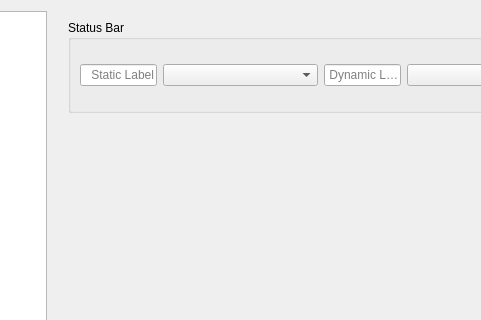
Above: dialog/preferences.ui from YtxCash/YTX before the change; both pictures show x 114 to 595 and y 0 to 320 of the 957 by 565 pixel window. Below: the same form after it.
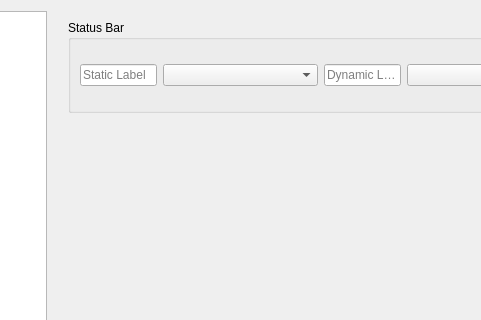
That is the form after the change. The open tabs and pages were chosen to show the change. Custom widgets are drawn as their Qt base class.

Commit message: 调整preference

Patch:
```diff
--- a/dialog/preferences.ui
+++ b/dialog/preferences.ui
@@ -343,9 +343,6 @@
               <verstretch>0</verstretch>
              </sizepolicy>
             </property>
-            <property name="alignment">
-             <set>Qt::AlignmentFlag::AlignRight|Qt::AlignmentFlag::AlignTrailing|Qt::AlignmentFlag::AlignVCenter</set>
-            </property>
             <property name="placeholderText">
              <string>Static Label</string>
             </property>
@@ -372,9 +369,6 @@
               <verstretch>0</verstretch>
              </sizepolicy>
             </property>
-            <property name="alignment">
-             <set>Qt::AlignmentFlag::AlignRight|Qt::AlignmentFlag::AlignTrailing|Qt::AlignmentFlag::AlignVCenter</set>
-            </property>
             <property name="placeholderText">
              <string>Dynamic Label</string>
             </property>
```
Left out of the diff: 2 changed lines with no effect on the pictures. The commit also changes 3 other files.
